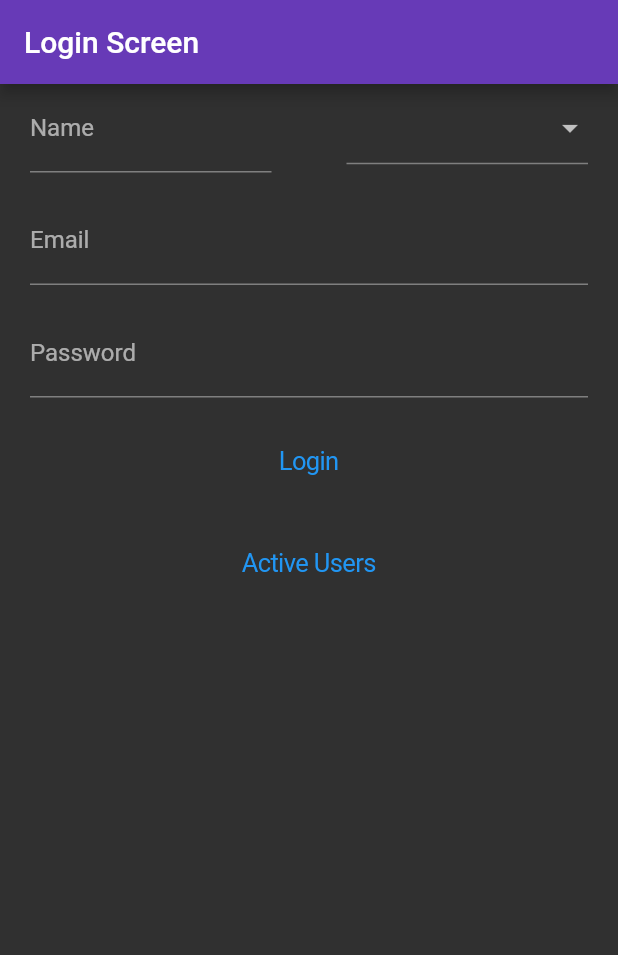
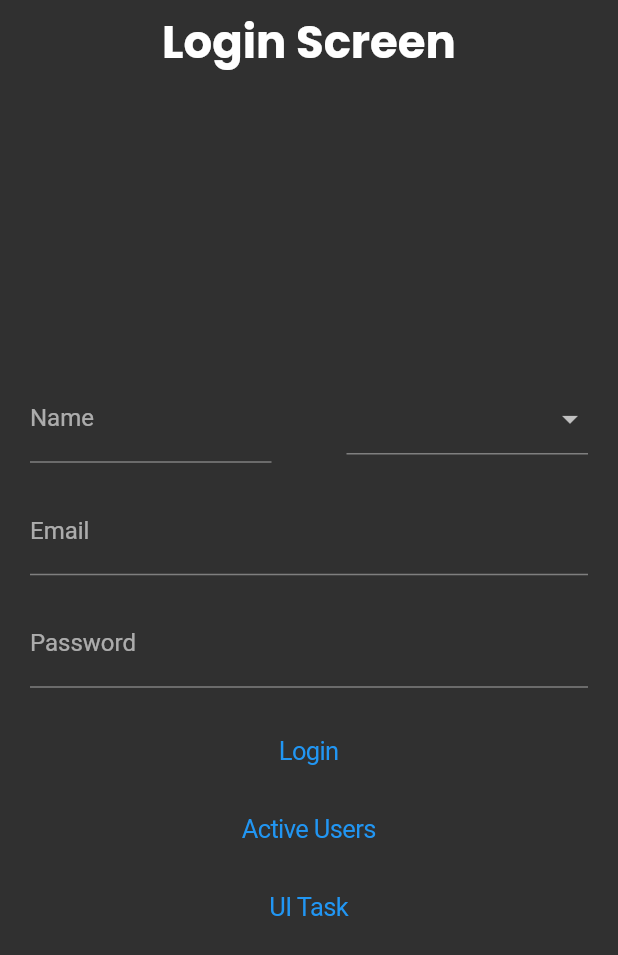
Before and after one commit to Shankaraaditya/todquest_app, a Flutter app: the screen it shows after launch, on a phone screen of 412 x 824 dp. Shown: the top 955 px of the screen. Run offline on Flutter 3.47's test engine with Material 2 defaults, Android fonts, the phone set to English and light mode, and no system bars; our stand-ins replace cloud_firestore, firebase_auth, firebase_core, google_fonts; accounts and stored records are empty.

Commit message:
UI changes

```diff
--- a/lib/main.dart
+++ b/lib/main.dart
@@ -8,6 +8,7 @@ void main() async {
   await Firebase.initializeApp();
   runApp(
     MaterialApp(
+      debugShowCheckedModeBanner: false,
       home:  LoginScreen(),
       theme: ThemeData(brightness: Brightness.dark)
       // home: UiTaskScreen(),
--- a/lib/screens/loginScreen.dart
+++ b/lib/screens/loginScreen.dart
@@ -2,8 +2,10 @@ import 'package:cloud_firestore/cloud_firestore.dart';
 import 'package:firebase_core/firebase_core.dart';
 import 'package:flutter/cupertino.dart';
 import 'package:flutter/material.dart';
+import 'package:google_fonts/google_fonts.dart';
 import 'package:todquest_active_user_app_flutter/model/user.dart';
 import 'package:firebase_auth/firebase_auth.dart';
+import 'package:todquest_active_user_app_flutter/screens/UI_screen.dart';
 import 'package:todquest_active_user_app_flutter/screens/users.dart';
 
 class LoginScreen extends StatelessWidget {
@@ -83,24 +85,19 @@ class LoginScreen extends StatelessWidget {
   Widget build(BuildContext context) {
     return Scaffold(
       appBar: AppBar(
-        title: const Text("Login Screen"),
-        backgroundColor: Colors.deepPurple,
+        centerTitle: true,
+        elevation: 0,
+        backgroundColor: Colors.transparent,
+        title:  Text("Login Screen" ,style: GoogleFonts.poppins( fontSize: 30 ,fontWeight: FontWeight.bold),),
       ),
-      body: Container(
-        // height: MediaQuery.of(context).size.height,
-        // width: MediaQuery.of(context).size.width,
-        // decoration: const BoxDecoration(
-        //   gradient: LinearGradient(colors:[
-        //     Color.fromARGB(255, 81, 78, 78),
-        //     Color.fromARGB(255, 194, 133, 227),
-        //   ] ),
-        // ),
-        child: Form(
+      body: Form(
         child: Padding(
           padding: const EdgeInsets.symmetric(horizontal: 20),
           child: Column(
+            mainAxisAlignment: MainAxisAlignment.center ,
             children: [
               Row(
+                crossAxisAlignment: CrossAxisAlignment.center,
                 mainAxisAlignment: MainAxisAlignment.center,
                 children: [
                   Expanded(
@@ -157,6 +154,7 @@ class LoginScreen extends StatelessWidget {
               ),
               TextFormField(
                 controller: _passController,
+                obscureText: true,
                 decoration: const InputDecoration(
                   label: Text("Password"),
                 ),
@@ -170,12 +168,9 @@ class LoginScreen extends StatelessWidget {
                 },
                 child: const Text("Login"),
               ),
-                const SizedBox(
-                  height: 16,
-                ),
+
               CupertinoButton(
                 onPressed: () {
-                    // getUserDetails(activeUsers);
                   Navigator.push(
                     context,
                     MaterialPageRoute(
@@ -185,8 +180,19 @@ class LoginScreen extends StatelessWidget {
                 },
                 child: const Text("Active Users"),
               ),
+
+                CupertinoButton(
+                onPressed: () {
+                  Navigator.push(
+                    context,
+                    MaterialPageRoute(
+                      builder: (ctx) => const UiTaskScreen(),
+                    ),
+                  );
+                },
+                child: const Text("UI Task"),
+              ),
             ],
-            ),
           ),
         ),
       ),
```
Also changed, not shown: lib/screens/UI_screen.dart (+19 -26 lines), lib/screens/users.dart (+6 -3 lines), lib/widget/user_detaill.dart (+27 -22 lines). Lines whose indentation alone changed are shown as unchanged.
